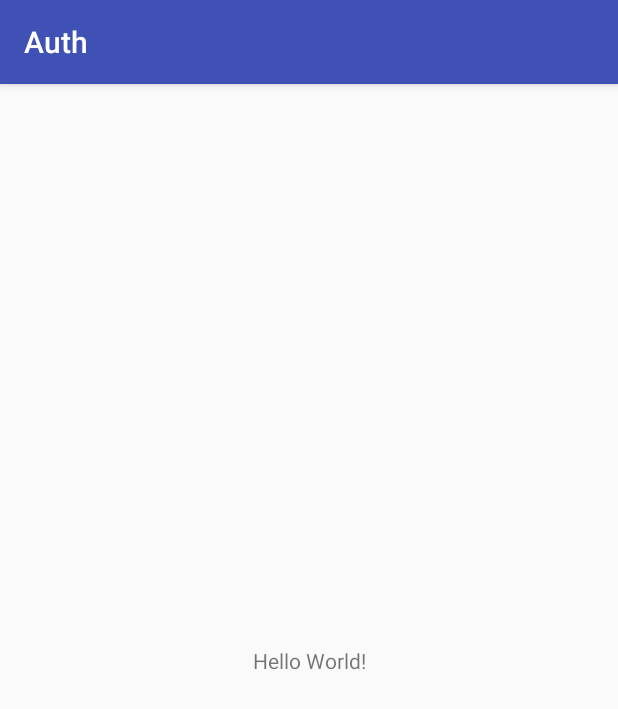
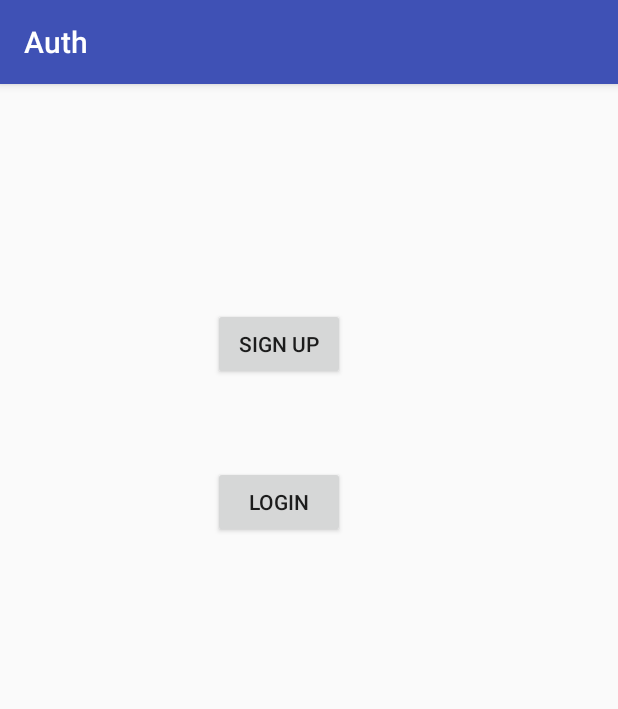
Before and after one commit to bhavya2020/auth-client, an Android app: the screen it shows after launch (MainActivity), on a phone screen of 412 x 824 dp. Shown: the top 709 px of the screen. Run offline under Robolectric (Android 15) with nearby library versions, the phone set to English and light mode, and no system bars.

Commit message:
connected to server and post request of signup and login

```diff
--- a/app/src/main/java/com/example/bhavya/auth/MainActivity.java
+++ b/app/src/main/java/com/example/bhavya/auth/MainActivity.java
@@ -1,13 +1,36 @@
 package com.example.bhavya.auth;
 
+import android.content.Intent;
 import android.support.v7.app.AppCompatActivity;
 import android.os.Bundle;
+import android.view.View;
+import android.widget.Button;
 
 public class MainActivity extends AppCompatActivity {
+
 
     @Override
     protected void onCreate(Bundle savedInstanceState) {
         super.onCreate(savedInstanceState);
         setContentView(R.layout.activity_main);
+
+        Button signup= (Button) findViewById(R.id.signup);
+        Button login= (Button) findViewById(R.id.login);
+        signup.setOnClickListener(new View.OnClickListener(){
+
+            @Override
+            public void onClick(View view) {
+                startActivity(new Intent(MainActivity.this, signup.class));
+            }
+        });
+        login.setOnClickListener(new View.OnClickListener(){
+
+            @Override
+            public void onClick(View view) {
+                startActivity(new Intent(MainActivity.this, login.class));
+            }
+        });
+
+
     }
 }
--- a/app/src/main/res/layout/activity_main.xml
+++ b/app/src/main/res/layout/activity_main.xml
@@ -6,13 +6,32 @@
     android:layout_height="match_parent"
     tools:context="com.example.bhavya.auth.MainActivity">
 
-    <TextView
+    <Button
+        android:id="@+id/signup"
         android:layout_width="wrap_content"
         android:layout_height="wrap_content"
-        android:text="Hello World!"
+        android:text="Sign up"
+        app:layout_constraintTop_toTopOf="parent"
+        android:layout_marginTop="149dp"
+        android:layout_marginLeft="105dp"
+        app:layout_constraintLeft_toLeftOf="parent"
+        android:layout_marginRight="8dp"
+        app:layout_constraintRight_toRightOf="parent"
+        app:layout_constraintHorizontal_bias="0.174" />
+
+    <Button
+        android:id="@+id/login"
+        android:layout_width="wrap_content"
+        android:layout_height="wrap_content"
+        android:text="login"
+        android:layout_marginTop="57dp"
+        app:layout_constraintTop_toBottomOf="@+id/signup"
+        android:layout_marginRight="0dp"
+        app:layout_constraintRight_toRightOf="@+id/signup"
+        android:layout_marginLeft="8dp"
+        app:layout_constraintLeft_toLeftOf="@+id/signup"
+        app:layout_constraintHorizontal_bias="1.0"
         app:layout_constraintBottom_toBottomOf="parent"
-        app:layout_constraintLeft_toLeftOf="parent"
-        app:layout_constraintRight_toRightOf="parent"
-        app:layout_constraintTop_toTopOf="parent" />
-
+        android:layout_marginBottom="8dp"
+        app:layout_constraintVertical_bias="0.0" />
 </android.support.constraint.ConstraintLayout>
```
Also changed, not shown: app/src/main/AndroidManifest.xml (+7 -1 lines), app/src/main/java/com/example/bhavya/auth/home.java (added, +15 -0 lines), app/src/main/java/com/example/bhavya/auth/login.java (added, +60 -0 lines), app/src/main/java/com/example/bhavya/auth/signup.java (added, +66 -0 lines), app/src/main/res/layout/activity_home.xml (added, +14 -0 lines), app/src/main/res/layout/activity_login.xml (added, +60 -0 lines), app/src/main/res/layout/activity_signup.xml (added, +60 -0 lines).
